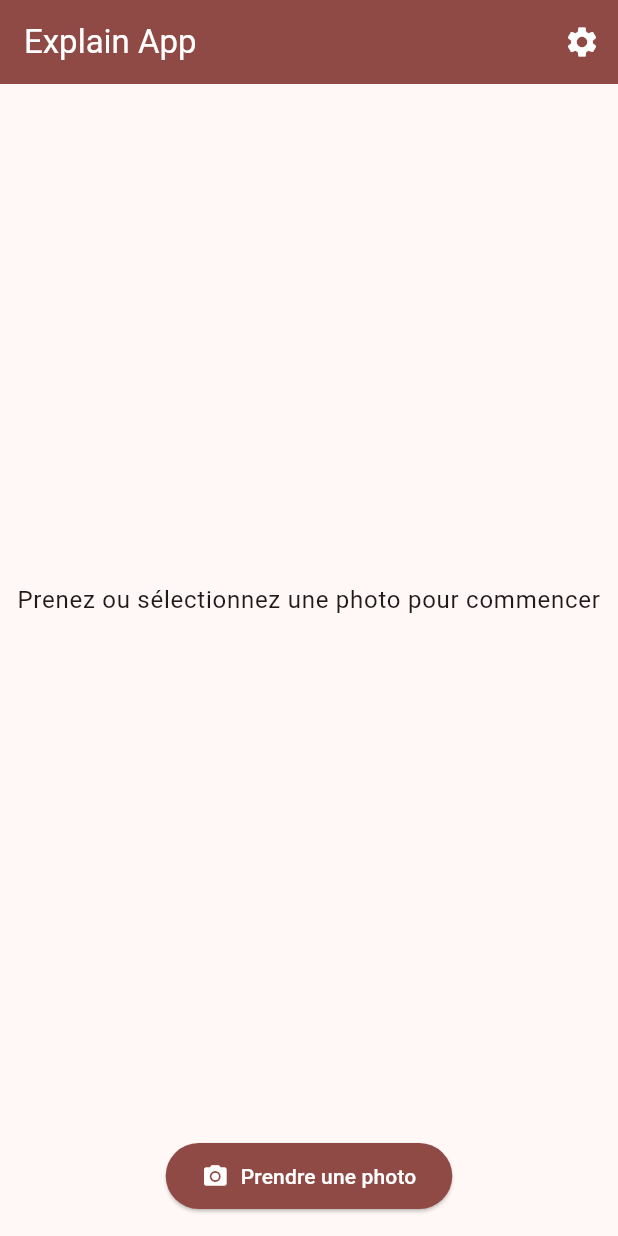
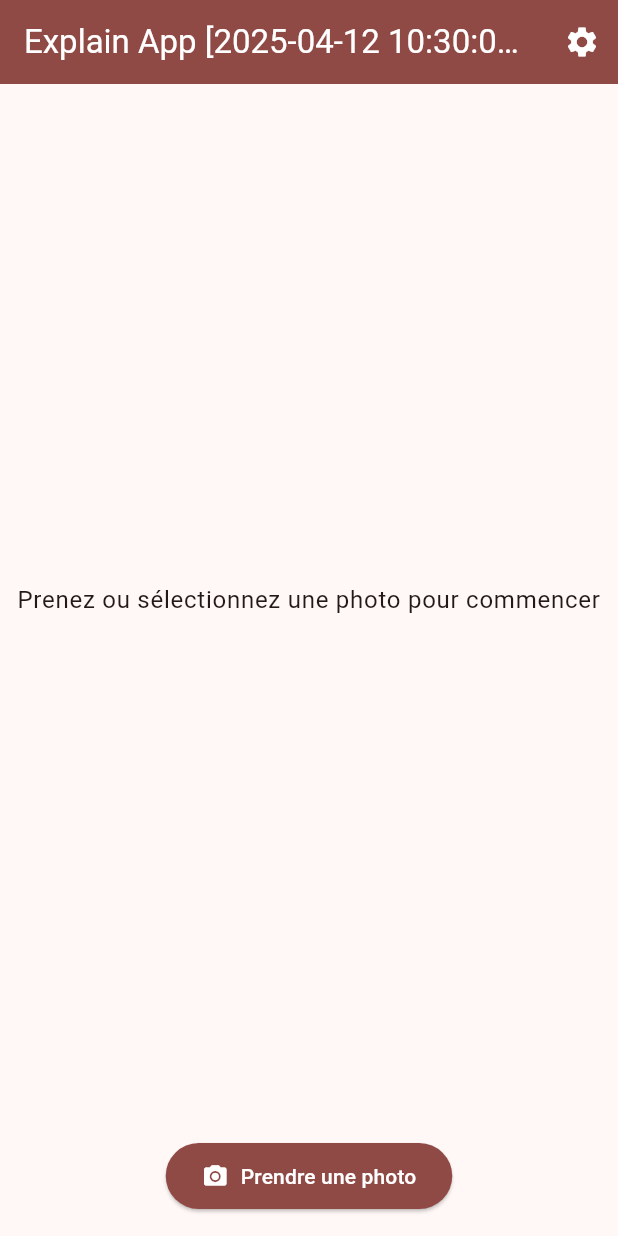
Before and after one commit to tl-wizit/explain_1, a Flutter app: the screen it shows after launch, on a phone screen of 412 x 824 dp. Run offline on Flutter 3.47's test engine with Material 3 defaults, Android fonts, the phone set to English and light mode, and no system bars; our stand-ins replace camera, file_picker, flutter_dotenv, flutter_tts, image_picker, shared_preferences.

Commit message:
Add compile timestamp to app title

```diff
--- a/lib/main.dart
+++ b/lib/main.dart
@@ -172,14 +172,16 @@ class _HomePageState extends State<HomePage> {
           builder: (BuildContext context) {
             return AlertDialog(
               title: const Text('Clé API manquante'),
-              content: const Text('Veuillez configurer votre clé API OpenAI dans les paramètres.'),
+              content: const Text(
+                  'Veuillez configurer votre clé API OpenAI dans les paramètres.'),
               actions: <Widget>[
                 TextButton(
                   onPressed: () {
                     Navigator.of(context).pop();
                     Navigator.push(
                       context,
-                      MaterialPageRoute(builder: (context) => const SettingsPage()),
+                      MaterialPageRoute(
+                          builder: (context) => const SettingsPage()),
                     );
                   },
                   child: const Text('Aller aux paramètres'),
@@ -313,7 +315,7 @@ class _HomePageState extends State<HomePage> {
     final theme = Theme.of(context);
     return Scaffold(
       appBar: AppBar(
-        title: const Text('Explain App'),
+        title: Text('Explain App [${DateTime.now().toString().split('.')[0]}]'),
         backgroundColor: theme.colorScheme.primary,
         foregroundColor: theme.colorScheme.onPrimary,
         actions: [
```
